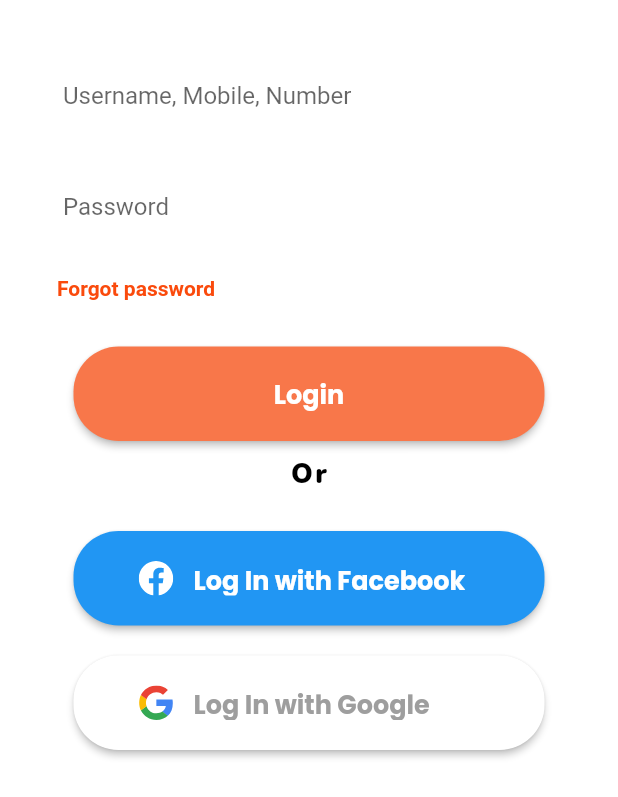
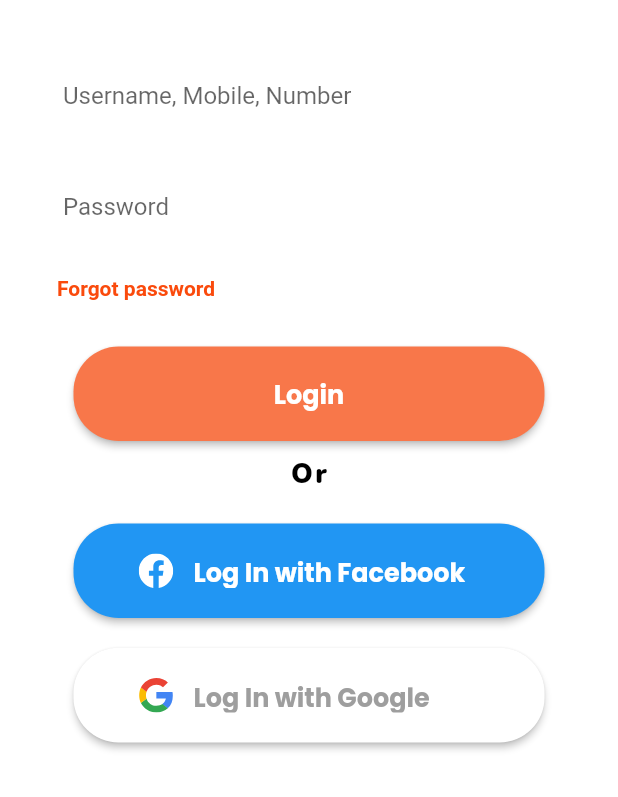
Before and after one commit to petrotorskyy/food_delivery_figma, a Flutter app: the LoginScreen widget shown alone on an empty page, opened directly with empty values, on a phone screen of 412 x 824 dp. Shown: the top 797 px of the screen. Run offline on Flutter 3.47's test engine with Material 2 defaults, Android fonts, the phone set to English and light mode, and no system bars; our stand-ins replace bordered_text, flutter_svg, smooth_page_indicator; Roboto replaces fonts that are missing (Popins); project files that could hold a hidden picture were left out.

Commit message:
Add AppDimensions.height

```diff
--- a/lib/src/features/auth/signin/screen/login_screen.dart
+++ b/lib/src/features/auth/signin/screen/login_screen.dart
@@ -41,7 +41,7 @@ class LoginScreen extends StatelessWidget {
                   ),
                 ),
                 const SizedBox(
-                  height: 15,
+                  height: AppDimensions.height15,
                 ),
                 TextFieldAuth(
                   controller: passwordController,
@@ -60,7 +60,7 @@ class LoginScreen extends StatelessWidget {
                   ),
                 ),
                 const SizedBox(
-                  height: 15,
+                  height: AppDimensions.height15,
                 ),
                 ButtonWithOutIcon(
                   onPress: loginWithFacebook,
@@ -71,7 +71,7 @@ class LoginScreen extends StatelessWidget {
                   width: AppDimensions.textLoginScreenButtonWidth,
                 ),
                 const SizedBox(
-                  height: 10,
+                  height: AppDimensions.height10,
                 ),
                 Align(
                   alignment: Alignment.center,
@@ -84,7 +84,7 @@ class LoginScreen extends StatelessWidget {
                   ),
                 ),
                 const SizedBox(
-                  height: 25,
+                  height: AppDimensions.height20,
                 ),
                 Row(
                   mainAxisAlignment: MainAxisAlignment.center,
@@ -99,7 +99,7 @@ class LoginScreen extends StatelessWidget {
                           textColor: Colors.white,
                         ),
                         const SizedBox(
-                          height: 20,
+                          height: AppDimensions.height20,
                         ),
                         ButtonSocial(
                           onPress: loginWithGoogle,
```
